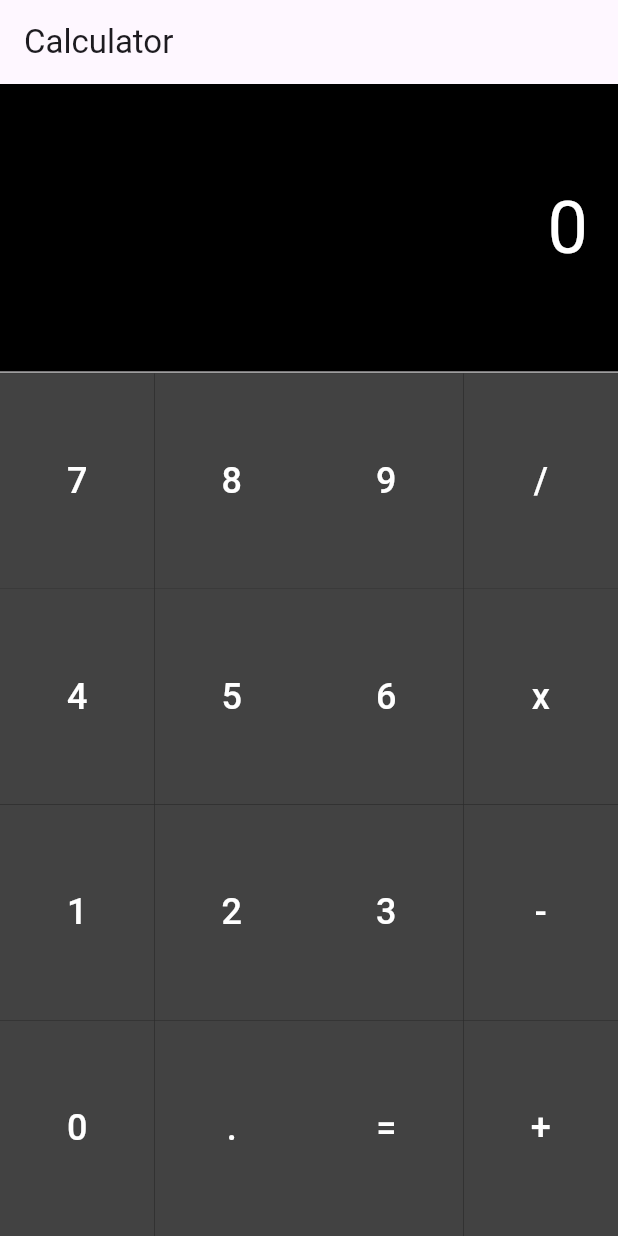
After one commit to r-dossayev/test_projects_two, a Flutter app: the CalculatorScreen screen opened directly, on a phone screen of 412 x 824 dp. The commit adds this screen. Run offline on Flutter 3.47's test engine with Material 2 defaults, Android fonts, the light colour scheme and no system bars; our stand-ins replace flutter_svg.

Commit message:
calculator project

```diff
--- /dev/null
+++ b/lib/calc/main.dart
@@ -0,0 +1,207 @@
+// import 'package:flutter/material.dart';
+//
+// void main() => runApp(CalcApp());
+//
+// class CalcApp extends StatelessWidget {
+//   const CalcApp({super.key});
+//
+//   @override
+//   Widget build(BuildContext context) {
+//     return const MaterialApp(
+//       home: MainPage(),
+//     );
+//   }
+// }
+//
+// class MainPage extends StatefulWidget {
+//   const MainPage({super.key});
+//
+//   @override
+//   State<StatefulWidget> createState() {
+//     return _MainPageState();
+//   }
+// }
+//
+// class _MainPageState extends State<MainPage> {
+//   @override
+//   Widget build(BuildContext context) {
+//     return Scaffold(
+//       appBar: AppBar(
+//         title: Text("qw"),
+//       ),
+//       body: diver(),
+//     );
+//   }
+// }
+//
+// Widget diver() {
+//   return Column(
+//     children: [
+//       Container(
+//         height: 50,
+//         decoration: const BoxDecoration(
+//           color: Color(0xff121313),
+//         ),
+//         child: Row(
+//           mainAxisSize: MainAxisSize.max,
+//           mainAxisAlignment: MainAxisAlignment.spaceAround,
+//           children: [
+//             Icon(
+//               Icons.compare_arrows_rounded,
+//               color: Colors.white,
+//             ),
+//             Icon(
+//               Icons.add,
+//               color: Color(0xffb23d10),
+//             ),
+//             Icon(
+//               Icons.menu_open,
+//               color: Colors.white,
+//             ),
+//             Icon(
+//               Icons.home_outlined,
+//               color: Colors.white,
+//             ),
+//             Icon(
+//               Icons.more_vert,
+//               color: Colors.white,
+//             ),
+//           ],
+//         ),
+//       ),
+//       textable(),
+//       Divider(height: 0.3,),
+//       numbers(),
+//     ],
+//   );
+// }
+//
+// Widget textable() {
+//   return Container(
+//     height: 250,
+//     padding: EdgeInsets.fromLTRB(0, 200, 30, 0),
+//     width: double.infinity,
+//     decoration: const BoxDecoration(
+//       color: Color(0xff121313),
+//     ),
+//     child: Align(
+//       alignment: Alignment.centerRight,
+//       child: Text(
+//         "0",
+//         style: TextStyle(fontSize: 40, color: Color(0xfff7fdfd)),
+//
+//       ),
+//     ),
+//   );
+// }
+//
+// Widget numbers(){
+//   return Container(
+//     height: 400,
+//     decoration: BoxDecoration(color: Color(0xff121313)),
+//
+//     child: Row(
+//
+//       mainAxisAlignment: MainAxisAlignment.spaceAround,
+//       children: [
+//        Column(),
+//        Column(),
+//        Column(),
+//        Column(),
+//       ],
+//
+//     ),
+//
+//   );
+// }
+import 'package:flutter/material.dart';
+
+void main() {
+  runApp(MyApp());
+}
+
+class MyApp extends StatelessWidget {
+  @override
+  Widget build(BuildContext context) {
+    return MaterialApp(
+      home: CalculatorScreen(),
+    );
+  }
+}
+
+class CalculatorScreen extends StatelessWidget {
+  final List<List<String>> buttonLabels = [
+    ['7', '8', '9', '/'],
+    ['4', '5', '6', 'x'],
+    ['1', '2', '3', '-'],
+    ['0', '.', '=', '+'],
+  ];
+
+  @override
+  Widget build(BuildContext context) {
+    return Scaffold(
+      appBar: AppBar(
+        title: Text('Calculator'),
+      ),
+      body: Column(
+        children: [
+          Expanded(
+            child: Container(
+              color: Colors.black,
+              alignment: Alignment.centerRight,
+              padding: EdgeInsets.all(20),
+              child: Text(
+                '0',
+                style: TextStyle(fontSize: 48, color: Colors.white),
+              ),
+            ),
+          ),
+          Divider(
+            height: 1,
+            color: Colors.grey,
+          ),
+          Expanded(
+            flex: 3,
+            child: Container(
+              color: Colors.black,
+              child: Column(
+                children: buttonLabels.map((row) {
+                  return Expanded(
+                    child: Row(
+                      crossAxisAlignment: CrossAxisAlignment.stretch,
+                      children: row.map((label) {
+                        return Expanded(
+                          child: CalculatorButton(label: label),
+                        );
+                      }).toList(),
+                    ),
+                  );
+                }).toList(),
+              ),
+            ),
+          ),
+        ],
+      ),
+    );
+  }
+}
+
+class CalculatorButton extends StatelessWidget {
+  final String label;
+
+  const CalculatorButton({super.key, required this.label});
+
+  @override
+  Widget build(BuildContext context) {
+    return Container(
+      color: Colors.grey[800],
+      child: TextButton(
+        onPressed: () {},
+        child: Text(
+          label,
+          style: TextStyle(fontSize: 24, color: Colors.white),
+        ),
+      ),
+    );
+  }
+}
--- a/lib/main.dart
+++ b/lib/main.dart
@@ -46,11 +46,9 @@ class _MyHomePageState extends State<MyHomePage> {
           separatorBuilder: (context, i)=>Divider(height: 10,),
             itemCount: e.length,
             itemBuilder: (context, i) =>
-                ListTile(title: Text(e.keys.elementAt(i)), subtitle: Text(e.values.elementAt(i)),
+                ListTile(title: Text(e.keys.elementAt(i)), subtitle: Text(e.values.elementAt(i),style: TextStyle(color: Colors.red),),
                   leading: SvgPicture.asset("images/svg/user.svg",height: 30,width: 30,),
-                  trailing: Icon(Icons.arrow_forward_ios),),
-
-
+                  trailing: const Icon(Icons.arrow_forward_ios),),
         ),
     );
   }
```
